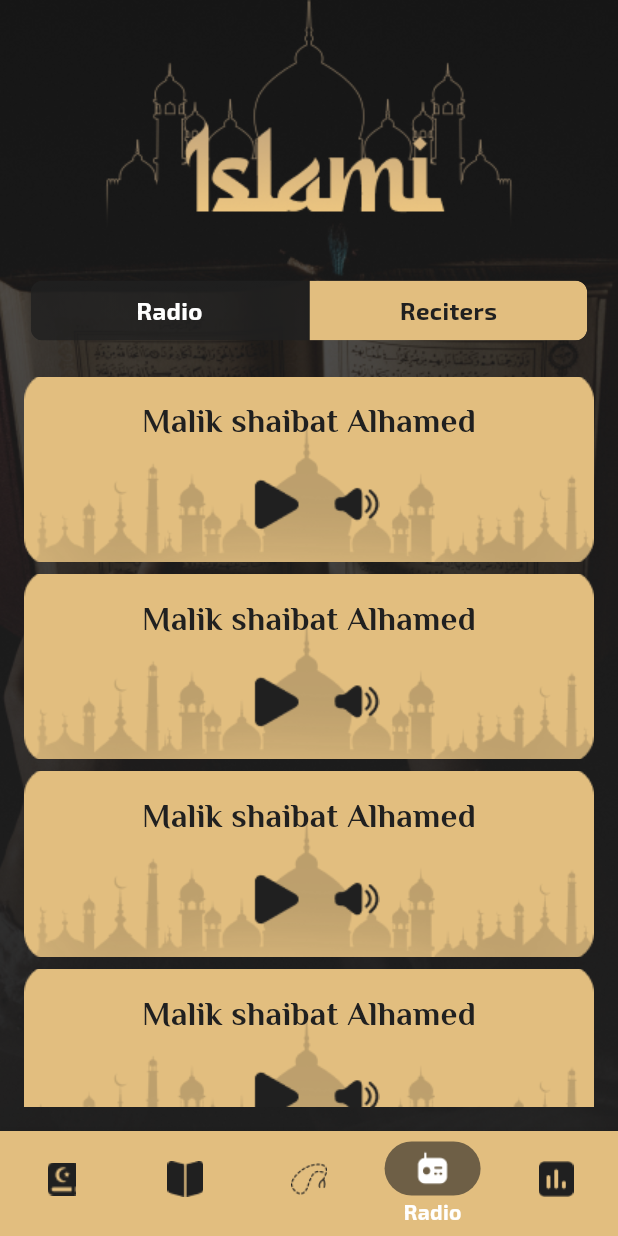
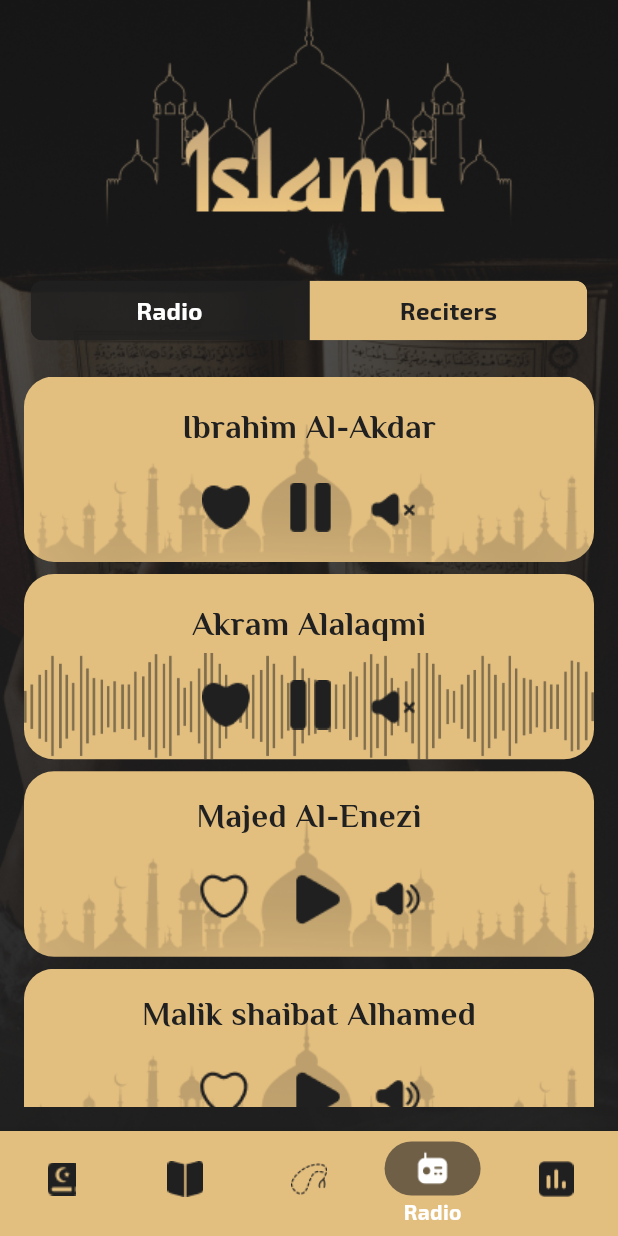
Before and after one commit to mohamedhamouda7897/islami_c13_str, a Flutter app: the HomeScreen screen opened by its route, item 4 of the bottom bar chosen, scrolled down 31 dp, after a tap on "Reciters", on a phone screen of 412 x 824 dp. Run offline on Flutter 3.47's test engine with Material 3 defaults, Android fonts, the phone set to English and light mode, and no system bars; drawn by our look-alikes of toggle_switch; our stand-ins replace google_fonts, introduction_screen, shared_preferences; accounts and stored records are empty.

Commit message:
remove all warnings and some changes in radio tab

```diff
--- a/lib/home/tabs/radio_tab/radio_container.dart
+++ b/lib/home/tabs/radio_tab/radio_container.dart
@@ -2,7 +2,7 @@ import 'package:flutter/material.dart';
 import 'package:islami_c13_str/my_theme_data.dart';
 
 class RadioContainer extends StatelessWidget {
-  const RadioContainer({super.key});
+   RadioContainer({super.key});
 
   @override
   Widget build(BuildContext context) {
@@ -14,23 +14,52 @@ class RadioContainer extends StatelessWidget {
               ),
           itemCount: 4,
           itemBuilder: (context, index) {
-            return Container(
+            return index == 1
+                ? Container(
                     height: size.height * 0.15,
-              decoration: const BoxDecoration(
-                  image: DecorationImage(
-                      image: AssetImage('assets/images/radioCard.png'),
-                      fit: BoxFit.cover)),
+                    decoration: BoxDecoration(
+                      borderRadius: BorderRadius.circular(20),
+                      color: MyThemeData.primaryColor,
+                      image: const DecorationImage(
+                          alignment: Alignment.bottomCenter,
+                          opacity: .5,
+                          image: AssetImage('assets/images/soundWave 1.png'),
+                          fit: BoxFit.contain),
+                    ),
                     child: Column(
                       mainAxisAlignment: MainAxisAlignment.spaceEvenly,
                       children: [
                         Text(
-                    'Radio Malik shaibat Alhamed',
+                          'Radio ${getNameList[index]}',
                           style:
-                        MyThemeData.lightTheme.textTheme.titleMedium!
-                        .copyWith(color: MyThemeData.blackColor),
+                        MyThemeData.lightTheme.textTheme.titleMedium!.copyWith(color: MyThemeData.blackColor),
                         ),
                         Image.asset(
-                    'assets/images/playRadio.png',
+                          'assets/images/radioPlay.png',
+                        ),
+                      ],
+                    ),
+                  )
+                : Container(
+                    height: size.height * 0.15,
+                    decoration: BoxDecoration(
+                      borderRadius: BorderRadius.circular(20),
+                      image: const DecorationImage(
+                          image: AssetImage('assets/images/radioCard.png'),
+                          fit: BoxFit.cover),
+                    ),
+                    child: Column(
+                      mainAxisAlignment: MainAxisAlignment.spaceEvenly,
+                      children: [
+                        Text(
+                          'Radio ${getNameList[index]}',
+                          style: MyThemeData.lightTheme.textTheme.titleMedium!
+                                .copyWith(color: MyThemeData.blackColor)
+                        ),
+                        Image.asset(
+                          index == 2 || index == 3
+                              ? 'assets/images/radioPlay2.png'
+                              : 'assets/images/radioPlay.png',
                         ),
                       ],
                     ),
@@ -38,4 +67,11 @@ class RadioContainer extends StatelessWidget {
           }),
     );
   }
+
+  final List<String> getNameList = [
+    'Ibrahim Al-Akdar',
+    'Al-Qaria Yassen',
+    'Ahmed Al-trabulsi',
+    "Addokali Mohammad Alalim"
+  ];
 }
--- a/lib/home/tabs/radio_tab/radio_tab.dart
+++ b/lib/home/tabs/radio_tab/radio_tab.dart
@@ -45,14 +45,12 @@ class _RadioTabState extends State<RadioTab> {
                     currentIndex += 1;
                   }
                 });
-                print('currentIndex: $currentIndex');
-                print('switched to: $index');
               },
             ),
             const SizedBox(
               height: 24,
             ),
-            currentIndex == 1 ? const RecitersContainer() : const RadioContainer(),
+            currentIndex == 1 ?  RecitersContainer() :  RadioContainer(),
           ],
         ),
       ),
--- a/lib/home/tabs/radio_tab/reciters_container.dart
+++ b/lib/home/tabs/radio_tab/reciters_container.dart
@@ -2,7 +2,7 @@ import 'package:flutter/material.dart';
 import 'package:islami_c13_str/my_theme_data.dart';
 
 class RecitersContainer extends StatelessWidget {
-  const RecitersContainer({super.key});
+   RecitersContainer({super.key});
 
   @override
   Widget build(BuildContext context) {
@@ -14,22 +14,52 @@ class RecitersContainer extends StatelessWidget {
               ),
           itemCount: 4,
           itemBuilder: (context, index) {
-            return Container(
+            return index == 1
+                ? Container(
                     height: size.height * 0.15,
-              decoration: const BoxDecoration(
-                  image: DecorationImage(
-                      image: AssetImage('assets/images/radioCard.png') ,
-                      fit: BoxFit.cover)),
+                    decoration: BoxDecoration(
+                      borderRadius: BorderRadius.circular(20),
+                      color: MyThemeData.primaryColor,
+                      image: const DecorationImage(
+                          alignment: Alignment.bottomCenter,
+                          opacity: .5,
+                          image: AssetImage('assets/images/soundWave 1.png'),
+                          fit: BoxFit.contain),
+                    ),
                     child: Column(
                       mainAxisAlignment: MainAxisAlignment.spaceEvenly,
                       children: [
                         Text(
-                    'Malik shaibat Alhamed',
-                    style:
-                        MyThemeData.lightTheme.textTheme.titleMedium!.copyWith(color: MyThemeData.blackColor),
+                          getNameList[index],
+                          style: MyThemeData.lightTheme.textTheme.titleMedium!
+                              .copyWith(color: MyThemeData.blackColor),
                         ),
                         Image.asset(
-                    'assets/images/playRadio.png',
+                          'assets/images/radioPlay.png',
+                        ),
+                      ],
+                    ),
+                  )
+                : Container(
+                    height: size.height * 0.15,
+                    decoration: BoxDecoration(
+                      borderRadius: BorderRadius.circular(20),
+                      image: const DecorationImage(
+                          image: AssetImage('assets/images/radioCard.png'),
+                          fit: BoxFit.cover),
+                    ),
+                    child: Column(
+                      mainAxisAlignment: MainAxisAlignment.spaceEvenly,
+                      children: [
+                        Text(
+                          getNameList[index],
+                          style: MyThemeData.lightTheme.textTheme.titleMedium!
+                              .copyWith(color: MyThemeData.blackColor),
+                        ),
+                        Image.asset(
+                          index == 2 || index == 3
+                              ? 'assets/images/radioPlay2.png'
+                              : 'assets/images/radioPlay.png',
                         ),
                       ],
                     ),
@@ -37,4 +67,11 @@ class RecitersContainer extends StatelessWidget {
           }),
     );
   }
+
+  final List<String> getNameList = [
+    'Ibrahim Al-Akdar',
+    'Akram Alalaqmi',
+    'Majed Al-Enezi',
+    "Malik shaibat Alhamed"
+  ];
 }
--- a/lib/onBoarding/onboarding.dart
+++ b/lib/onBoarding/onboarding.dart
@@ -58,7 +58,7 @@ class OnboardingScreen extends StatelessWidget {
         PageViewModel(
           title: "Welcome To Islmi App",
           bodyWidget: const SizedBox(),
-          image: Container(child: Image.asset("assets/images/on1.png")),
+          image: Image.asset("assets/images/on1.png"),
           decoration: pageDecoration,
         ),
         PageViewModel(
--- a/lib/sura_details/sura_details.dart
+++ b/lib/sura_details/sura_details.dart
@@ -100,7 +100,6 @@ class _SuraDetailsScreenState extends State<SuraDetailsScreen> {
   Future<void> loadSuraFile(int index) async {
     String file = await rootBundle.loadString("assets/files/$index.txt");
     List<String> lines = file.split("\n");
-    print(lines);
     verses = lines;
     setState(() {});
   }
```
Also changed, not shown: assets/images/radioCard copy.png (added), assets/images/radioPlay.png (added), assets/images/radioPlay2.png (added), assets/images/soundWave 1.png (added). Lines whose indentation alone changed are shown as unchanged.
